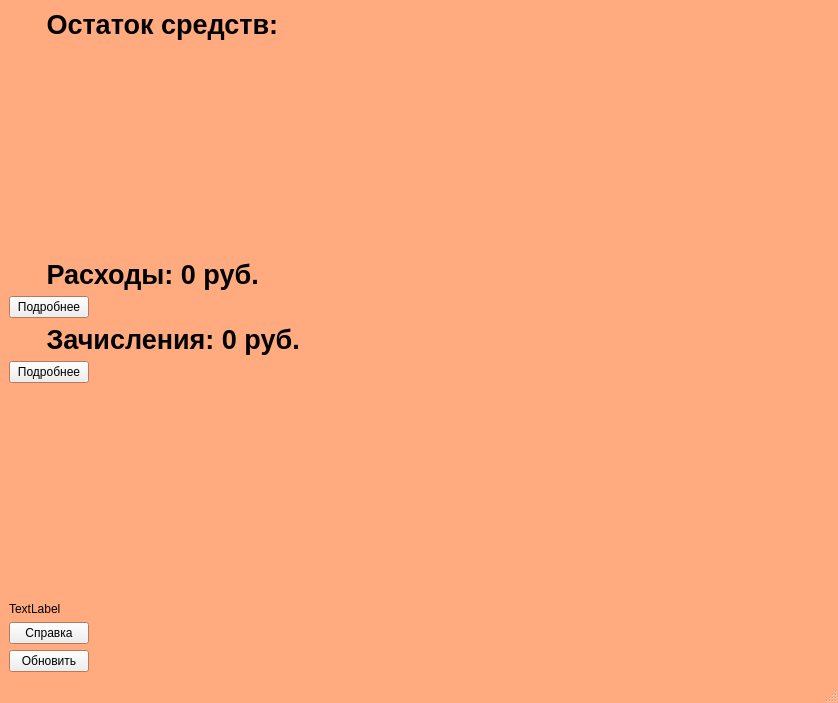
Above: project.ui from boldoed/QT_YandexProject. before the change. Below: the same form after it.
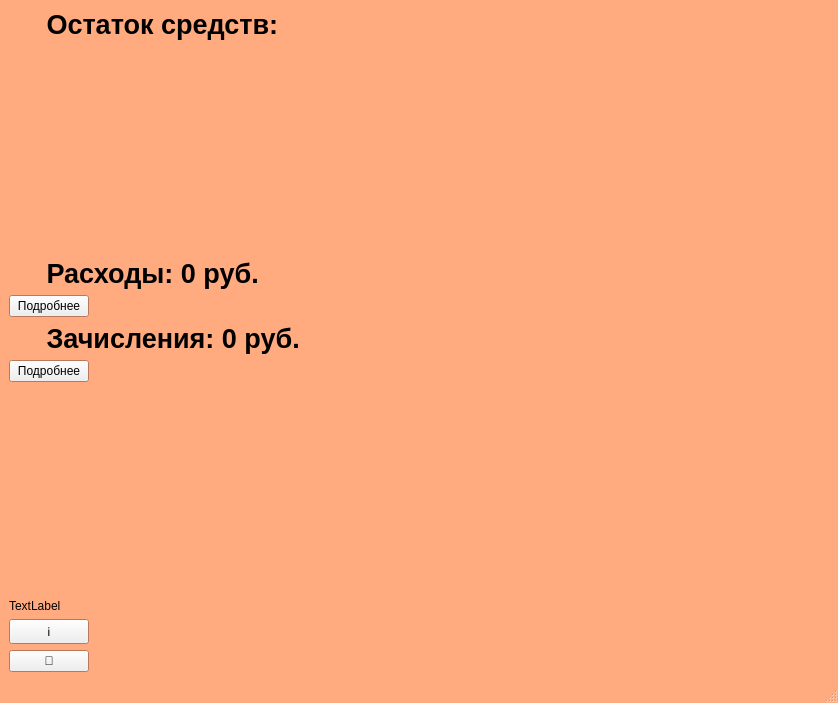
That is the form after the change.

```diff
--- a/project.ui
+++ b/project.ui
@@ -171,17 +171,20 @@
       </property>
      </widget>
     </item>
-    <item row="10" column="0">
+    <item row="12" column="0">
      <widget class="QPushButton" name="Information_btn">
       <property name="text">
-       <string>Справка</string>
+       <string>ℹ</string>
       </property>
      </widget>
     </item>
-    <item row="11" column="0">
+    <item row="13" column="0">
      <widget class="QPushButton" name="update_btn">
+      <property name="enabled">
+       <bool>true</bool>
+      </property>
       <property name="text">
-       <string>Обновить</string>
+       <string>🔄</string>
       </property>
      </widget>
     </item>
```
Left out of the diff: 2 changed lines with no effect on the pictures.
